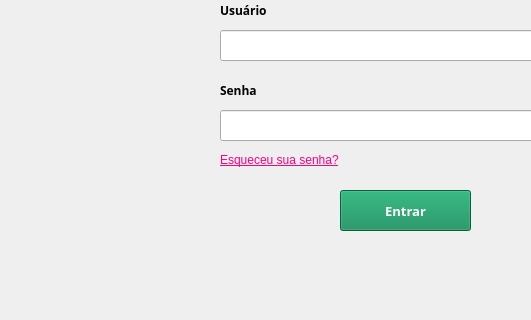
Before: the Qt Designer form Telas/login.ui in lucasousa/Projeto-Loca-Facil, drawn with Qt 5; both pictures show x 0 to 531 and y 210 to 530 of the 921 by 631 pixel window.
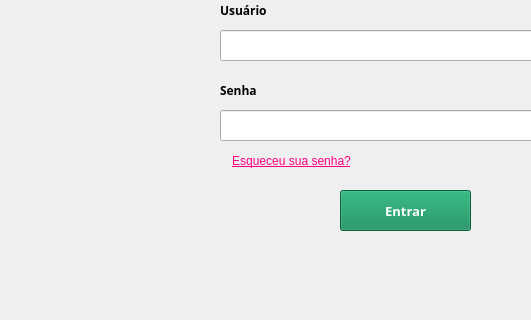
After: the same form once the commit is applied.

Commit message: Alterações para linkar para a tela de recuperar senha

What changed in the file:
```diff
--- a/Telas/login.ui
+++ b/Telas/login.ui
@@ -16,6 +16,9 @@
   <property name="windowTitle">
    <string>MainWindow</string>
   </property>
+  <property name="toolButtonStyle">
+   <enum>Qt::ToolButtonFollowStyle</enum>
+  </property>
   <widget class="QWidget" name="centralwidget">
    <widget class="QLabel" name="label">
     <property name="geometry">
@@ -130,22 +133,26 @@
      <string>Entrar</string>
     </property>
    </widget>
-   <widget class="QLabel" name="label_2">
+   <widget class="QToolButton" name="esqueceu_senha">
     <property name="geometry">
      <rect>
-      <x>220</x>
+      <x>211</x>
       <y>360</y>
-      <width>151</width>
-      <height>20</height>
+      <width>161</width>
+      <height>21</height>
      </rect>
     </property>
     <property name="cursor">
      <cursorShape>PointingHandCursor</cursorShape>
     </property>
+    <property name="layoutDirection">
+     <enum>Qt::LeftToRight</enum>
+    </property>
     <property name="styleSheet">
      <string notr="true">color: rgb(255, 0, 127);
 font: 63 9pt &quot;Segoe UI Semibold&quot;;
-text-decoration: underline;</string>
+text-decoration: underline;
+border: none;</string>
     </property>
     <property name="text">
      <string>Esqueceu sua senha?</string>
```
Left out of the diff: 8 changed lines with no effect on the pictures. The commit also changes 1 other file.
